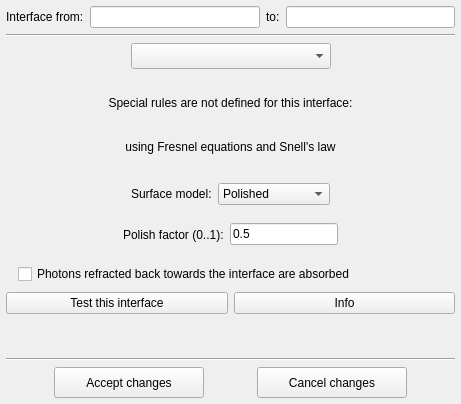
Qt form ants3bundle/src/ants3/gui/photsim/ainterfaceruledialog.ui (andrmor/ANTS3bundle) before a commit.
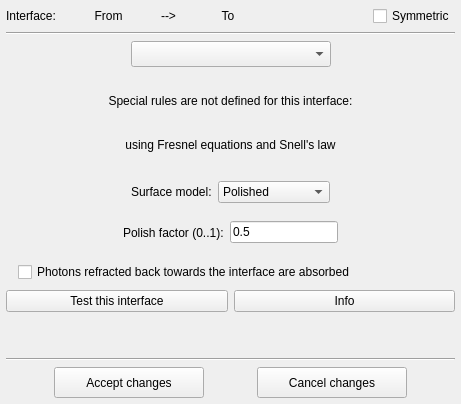
The same form after that commit.

```diff
--- a/ants3bundle/src/ants3/gui/photsim/ainterfaceruledialog.ui
+++ b/ants3bundle/src/ants3/gui/photsim/ainterfaceruledialog.ui
@@ -37,31 +37,89 @@
      <item>
       <widget class="QLabel" name="label">
        <property name="text">
-        <string>Interface from:</string>
+        <string>Interface:</string>
        </property>
       </widget>
      </item>
      <item>
-      <widget class="QLineEdit" name="leMatFrom">
+      <widget class="QLabel" name="labFrom">
+       <property name="sizePolicy">
+        <sizepolicy hsizetype="Expanding" vsizetype="Preferred">
+         <horstretch>0</horstretch>
+         <verstretch>0</verstretch>
+        </sizepolicy>
+       </property>
+       <property name="font">
+        <font>
+         <fontweight>DemiBold</fontweight>
+        </font>
+       </property>
        <property name="text">
-        <string/>
+        <string>From</string>
        </property>
-       <property name="readOnly">
-        <bool>true</bool>
+       <property name="alignment">
+        <set>Qt::AlignmentFlag::AlignCenter</set>
        </property>
       </widget>
      </item>
      <item>
-      <widget class="QLabel" name="label_2">
+      <widget class="QLabel" name="labArrow">
+       <property name="sizePolicy">
+        <sizepolicy hsizetype="Minimum" vsizetype="Preferred">
+         <horstretch>0</horstretch>
+         <verstretch>0</verstretch>
+        </sizepolicy>
+       </property>
        <property name="text">
-        <string>to:</string>
+        <string>--&gt;</string>
        </property>
+       <property name="alignment">
+        <set>Qt::AlignmentFlag::AlignCenter</set>
+       </property>
       </widget>
      </item>
      <item>
-      <widget class="QLineEdit" name="leMatTo">
-       <property name="readOnly">
-        <bool>true</bool>
+      <widget class="QLabel" name="labTo">
+       <property name="sizePolicy">
+        <sizepolicy hsizetype="Expanding" vsizetype="Preferred">
+         <horstretch>0</horstretch>
+         <verstretch>0</verstretch>
+        </sizepolicy>
+       </property>
+       <property name="font">
+        <font>
+         <fontweight>DemiBold</fontweight>
+        </font>
+       </property>
+       <property name="text">
+        <string>To</string>
+       </property>
+       <property name="alignment">
+        <set>Qt::AlignmentFlag::AlignCenter</set>
+       </property>
+      </widget>
+     </item>
+     <item>
+      <spacer name="horizontalSpacer_17">
+       <property name="orientation">
+        <enum>Qt::Orientation::Horizontal</enum>
+       </property>
+       <property name="sizeHint" stdset="0">
+        <size>
+         <width>40</width>
+         <height>20</height>
+        </size>
+       </property>
+      </spacer>
+     </item>
+     <item>
+      <widget class="QCheckBox" name="cbSymmetric">
+       <property name="toolTip">
+        <string>When 'Accept changes' is pressed, the reverse interface rule is also updated with the same settings.
+Note that for updates from the script you have to update both rules!</string>
+       </property>
+       <property name="text">
+        <string>Symmetric</string>
        </property>
       </widget>
      </item>
```
